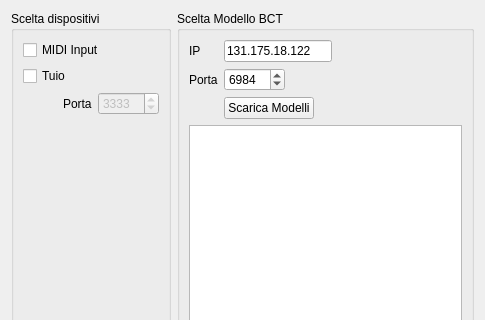
drf/Ketaroller, file gui/window1.ui: the form before one commit; both pictures show x 0 to 485 and y 0 to 320 of the 485 by 501 pixel window.
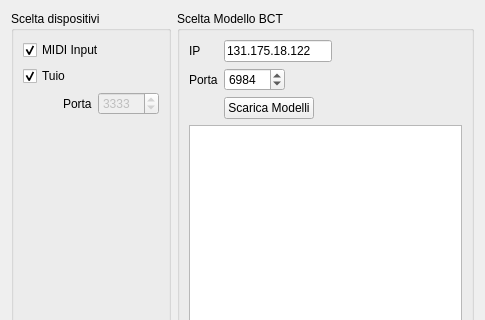
The form after the commit.

```diff
--- a/gui/window1.ui
+++ b/gui/window1.ui
@@ -30,6 +30,9 @@
           <property name="text">
            <string>MIDI Input</string>
           </property>
+          <property name="checked">
+           <bool>true</bool>
+          </property>
          </widget>
         </item>
         <item>
@@ -37,6 +40,9 @@
           <property name="text">
            <string>Tuio</string>
           </property>
+          <property name="checked">
+           <bool>true</bool>
+          </property>
          </widget>
         </item>
         <item>
```
Left out of the diff: 8 changed lines with no effect on the pictures.
